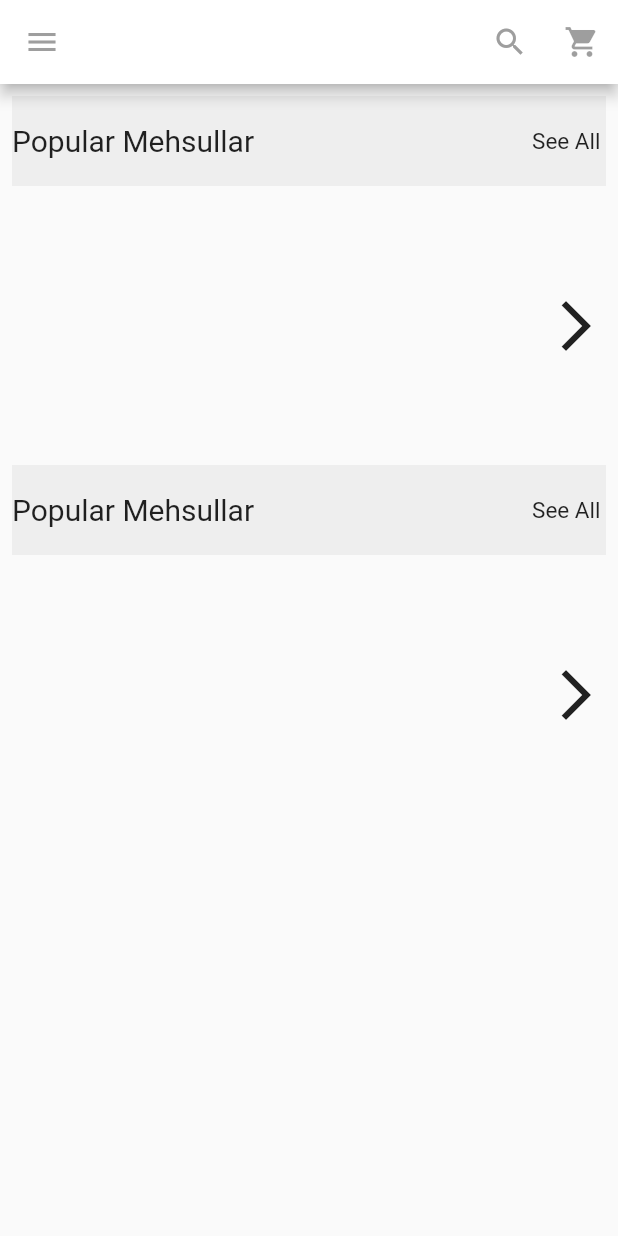
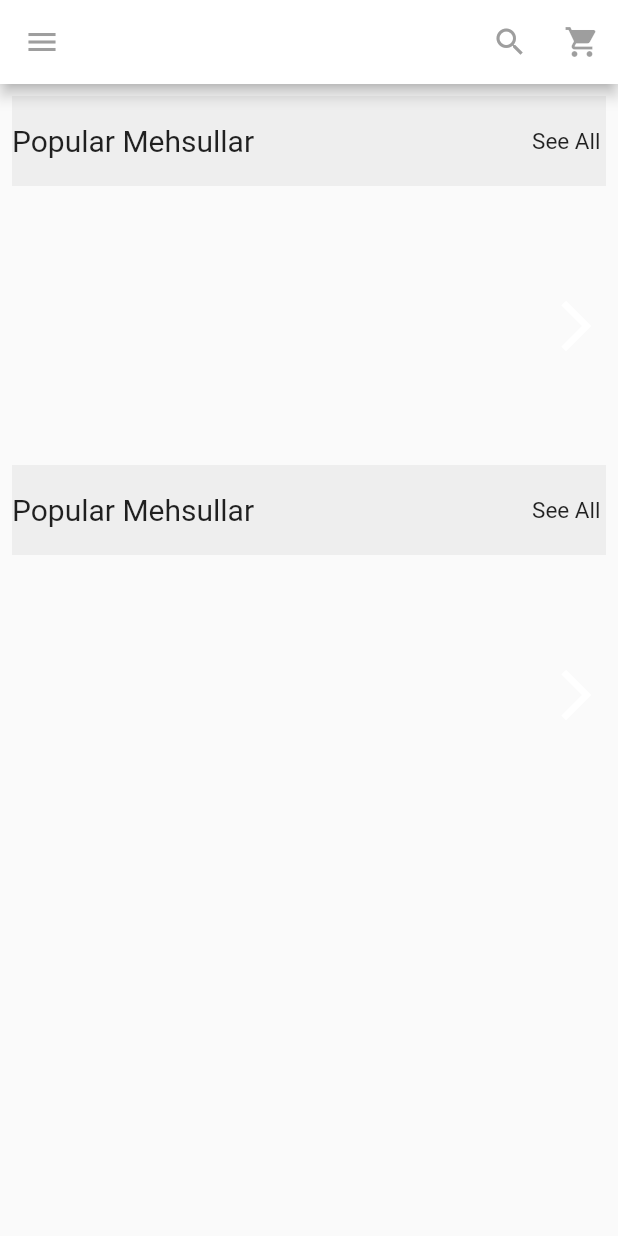
Before and after one commit to konuleminova/redux_sign_in_demo, a Flutter app: the HomePage screen opened by its route, on a phone screen of 412 x 824 dp. Run offline on Flutter 3.47's test engine with Material 2 defaults, Android fonts, the phone set to English and light mode, and no system bars; our stand-ins replace flutter_redux, redux, redux_thunk, shared_preferences; accounts and stored records are empty.

Commit message:
home part 3

```diff
--- a/lib/ui/page/home.dart
+++ b/lib/ui/page/home.dart
@@ -220,7 +220,7 @@ class HomePageState extends State<HomePage> {
               child: new IconButton(
                   disabledColor: Colors.white,
                   iconSize: 40,
-                  icon: Icon(Icons.arrow_forward_ios),
+                  icon: Icon(Icons.arrow_forward_ios,color: Colors.white,),
                   onPressed: () {
                     _scrollController.animateTo((100.0 * index),
                         // 100 is the height of container and index of 6th element is 5
@@ -260,7 +260,7 @@ class HomePageState extends State<HomePage> {
               child: new IconButton(
                   disabledColor: Colors.white,
                   iconSize: 40,
-                  icon: Icon(Icons.arrow_forward_ios),
+                  icon: Icon(Icons.arrow_forward_ios,color: Colors.white,),
                   onPressed: () {
                     _scrollControllerSecond.animateTo((100.0 * index),
                         // 100 is the height of container and index of 6th element is 5
```
